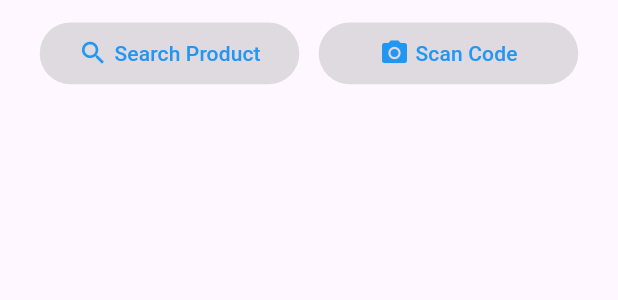
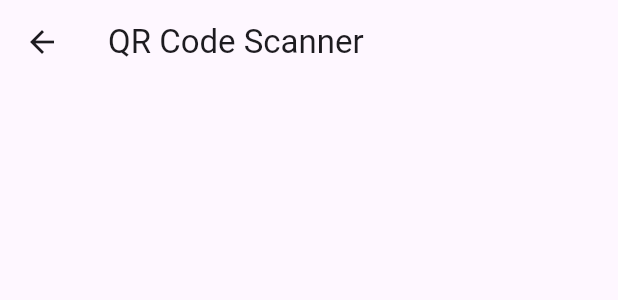
Before and after one commit to RxDesss/demo_project, a Flutter app: what search() shows on an empty page, opened directly, after a tap on "Scan Code", on a phone screen of 412 x 824 dp. Shown: the top 300 px of the screen. Run offline on Flutter 3.47's test engine with Material 3 defaults, Android fonts, the phone set to English and light mode, and no system bars; our stand-ins replace carousel_slider, flick_video_player, get, image_picker, video_player; missing offline and left inert: dart:ffi, mobile_scanner, simple_barcode_scanner; network calls fail.

Commit message:
ui complited in search product page

```diff
--- /dev/null
+++ b/lib/Screens/QRScanPage.dart
@@ -0,0 +1,34 @@
+import 'dart:typed_data';
+import 'package:flutter/material.dart';
+import 'package:mobile_scanner/mobile_scanner.dart';
+
+class QRScanPage extends StatefulWidget {
+  @override
+  State<StatefulWidget> createState() => _QRScanPageState();
+}
+
+class _QRScanPageState extends State<QRScanPage> {
+  @override
+  Widget build(BuildContext context) {
+    return Scaffold(
+      appBar: AppBar(
+        title: Text('QR Code Scanner'),
+      ),
+      // body:  MobileScanner(
+      //   // fit: BoxFit.contain,
+      //   controller: MobileScannerController(
+      //     detectionSpeed: DetectionSpeed.normal,
+      //     facing: CameraFacing.front,
+      //     torchEnabled: true,
+      //   ),
+      //   onDetect: (capture) {
+      //     final List<Barcode> barcodes = capture.barcodes;
+      //     final Uint8List? image = capture.image;
+      //     for (final barcode in barcodes) {
+      //       debugPrint('Barcode found! ${barcode.rawValue}');
+      //     }
+      //   },
+      // ),
+    );
+  }
+}
--- a/lib/Screens/homeScreen.dart
+++ b/lib/Screens/homeScreen.dart
@@ -2,11 +2,13 @@ import 'package:demo_project/GetX%20Controller/homeController.dart';
 import 'package:demo_project/GetX%20Controller/loginController.dart';
 import 'package:demo_project/GetX%20Controller/productdetailController.dart';
 import 'package:demo_project/GetX%20Controller/searchproductController.dart';
+import 'package:demo_project/Screens/QRScanPage.dart';
 import 'package:flutter/cupertino.dart';
 import 'package:flutter/material.dart';
 import 'package:flutter/widgets.dart';
 import 'package:get/get.dart';
 import 'package:carousel_slider/carousel_slider.dart';
+import 'package:simple_barcode_scanner/simple_barcode_scanner.dart';
 
 class HomeScreen extends StatefulWidget {
   const HomeScreen({Key? key}) : super(key: key);
@@ -220,7 +222,9 @@ Widget search(BuildContext context) {
               foregroundColor: MaterialStateProperty.all<Color>(Colors.blue),
               backgroundColor: MaterialStateProperty.all<Color>(Colors.black12),
             ),
-            onPressed: () {},
+            onPressed: () {
+              Get.to(()=>QRScanPage());
+            },
             // Update starts here
             child: Row(
               mainAxisSize:
--- a/lib/main.dart
+++ b/lib/main.dart
@@ -1,3 +1,4 @@
+import 'package:demo_project/Screens/QRScanPage.dart';
 import 'package:demo_project/Screens/homeScreen.dart';
 import 'package:demo_project/Screens/loginScreen.dart';
 import 'package:demo_project/Screens/myOrders.dart';
@@ -27,6 +28,7 @@ class MyApp extends StatelessWidget {
         '/myorders':(context)=>const MyOrders(),
         '/productdetail':(context)=>const ProductDetailScreen(),
         '/searchproduct':(context)=>const SearchProduct(),
+        '/qrscanpage':(context)=>QRScanPage(),
       },
     );
   }
--- a/pubspec.yaml
+++ b/pubspec.yaml
@@ -42,6 +42,9 @@ dependencies:
   flick_video_player: ^0.7.0
   video_player: ^2.8.6
   flutter_html: ^2.0.0
+  qr_code_scanner: ^1.0.1
+  simple_barcode_scanner: ^0.0.8
+  mobile_scanner: ^4.0.1
 
 dev_dependencies:
   flutter_test:
```
Also changed, not shown: lib/Screens/searchProduct.dart (+39 -22 lines), pubspec.lock, 4 other files.
